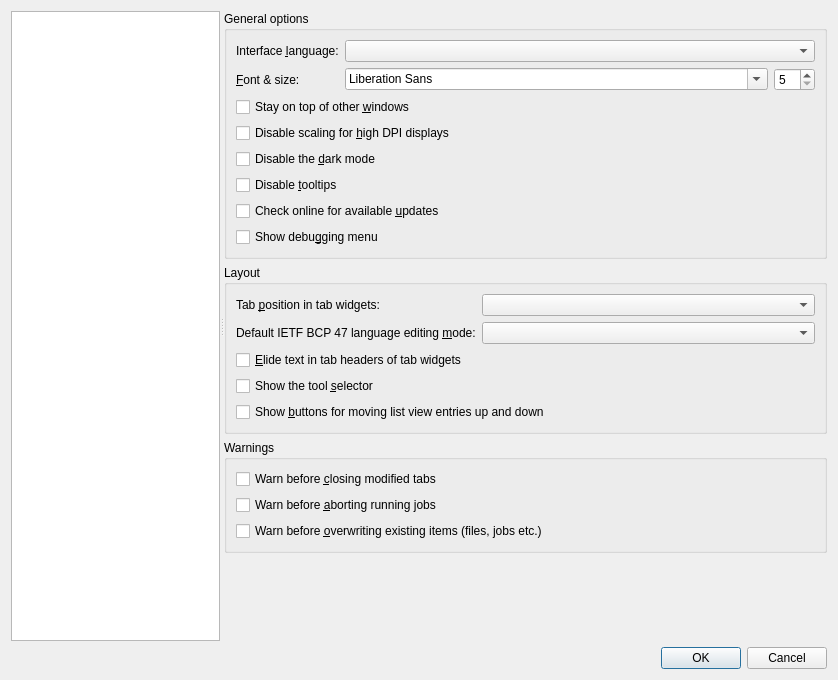
The window that src/mkvtoolnix-gui/forms/main_window/preferences_dialog.ui (jpsdr/MKVToolnix-Windows-7) describes before a commit, drawn with Qt 5.
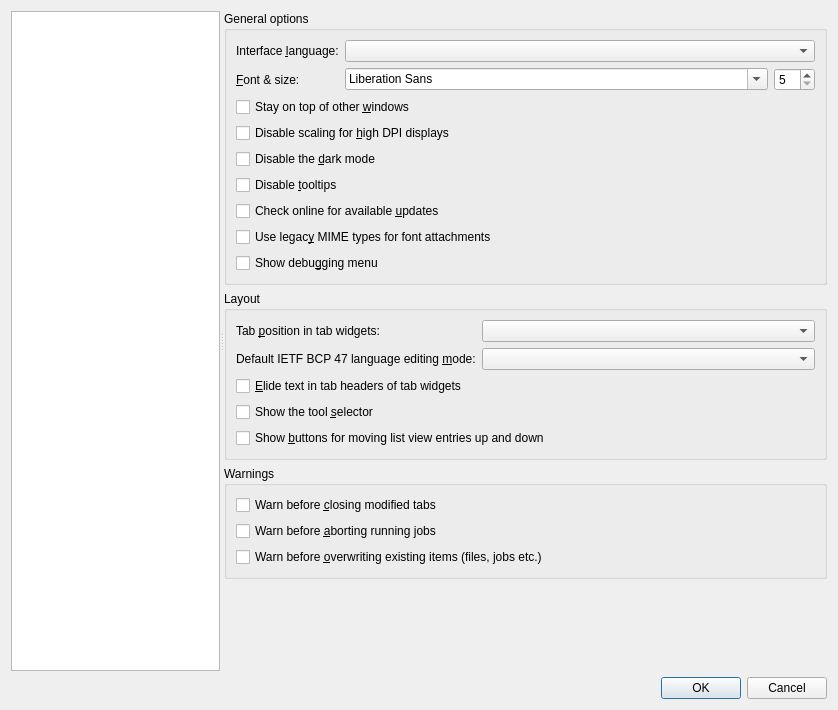
The same window after the commit. Icons and pictures are not drawn. Custom widgets are drawn as their Qt base class.

Commit message: GUI: option for using legacy MIME types for font attachments

```diff
--- a/src/mkvtoolnix-gui/forms/main_window/preferences_dialog.ui
+++ b/src/mkvtoolnix-gui/forms/main_window/preferences_dialog.ui
@@ -7,7 +7,7 @@
     <x>0</x>
     <y>0</y>
     <width>838</width>
-    <height>680</height>
+    <height>710</height>
    </rect>
   </property>
   <property name="windowTitle">
@@ -168,6 +168,13 @@
              </property>
             </widget>
            </item>
+           <item>
+            <widget class="QCheckBox" name="cbGuiUseLegacyFontMIMETypes">
+             <property name="text">
+              <string>Use legac&amp;y MIME types for font attachments</string>
+             </property>
+            </widget>
+           </item>
            <item>
             <widget class="QCheckBox" name="cbGuiShowDebuggingMenu">
              <property name="text">
```
Left out of the diff: 1 changed line with no effect on the pictures. The commit also changes 9 other files.
